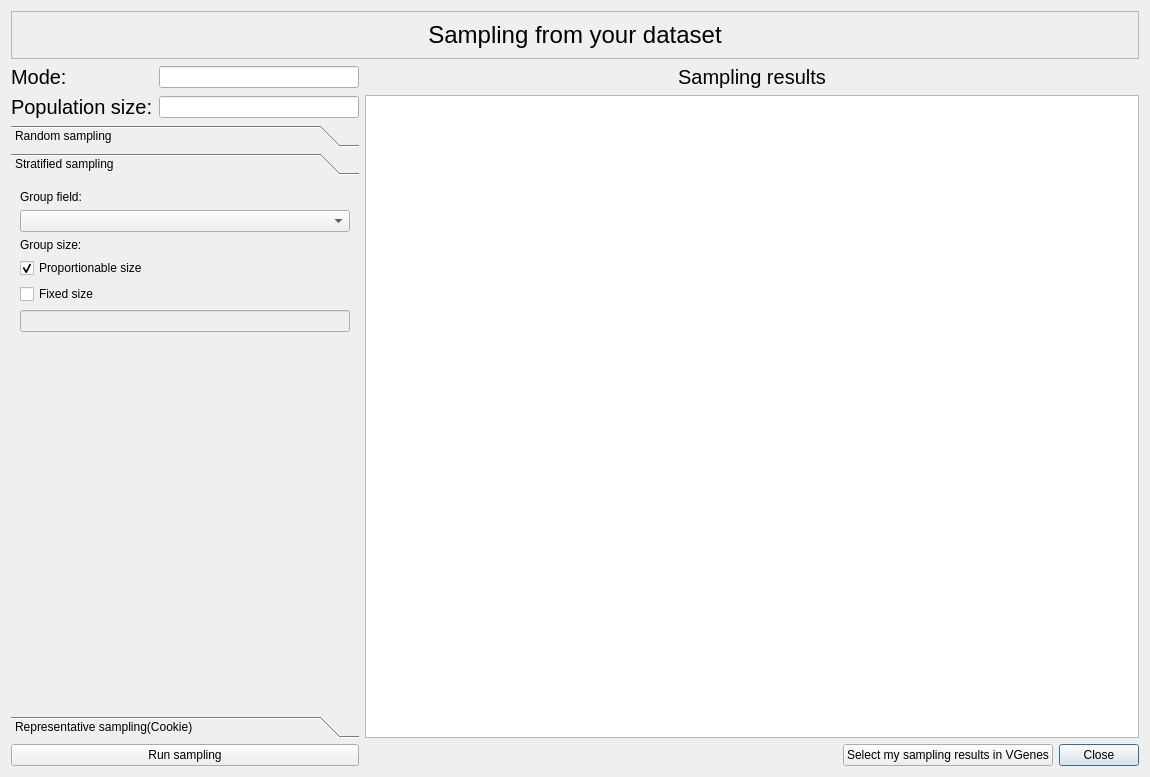
Old version of the form samplingdialog.ui in the repository WilsonImmunologyLab/VGenes.
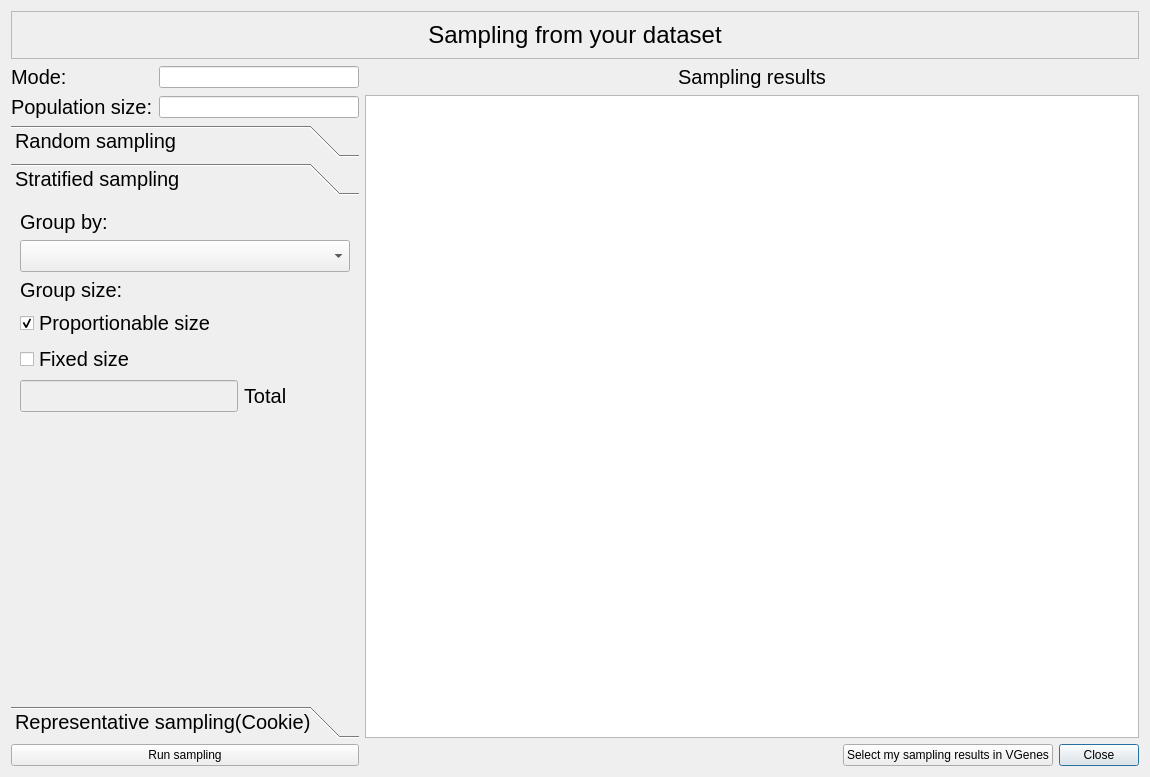
New version of the form. The open tabs and pages were chosen to show the change. Icons and pictures are not drawn.

Commit message: update UI for sampling dialog

The edit to the form file:
```diff
--- a/samplingdialog.ui
+++ b/samplingdialog.ui
@@ -98,6 +98,11 @@
        <height>16777215</height>
       </size>
      </property>
+     <property name="font">
+      <font>
+       <pointsize>15</pointsize>
+      </font>
+     </property>
      <property name="currentIndex">
       <number>0</number>
      </property>
@@ -152,16 +157,13 @@
        <string>Stratified sampling</string>
       </attribute>
       <layout class="QGridLayout" name="gridLayout_3">
-       <item row="0" column="0" colspan="2">
+       <item row="0" column="0">
         <widget class="QLabel" name="label_4">
          <property name="text">
-          <string>Group field:</string>
+          <string>Group by:</string>
          </property>
         </widget>
        </item>
-       <item row="1" column="0" colspan="2">
-        <widget class="QComboBox" name="comboBoxGroupField"/>
-       </item>
        <item row="2" column="0">
         <widget class="QLabel" name="label_5">
          <property name="text">
@@ -169,7 +171,7 @@
          </property>
         </widget>
        </item>
-       <item row="3" column="0" colspan="2">
+       <item row="3" column="0" colspan="3">
         <widget class="QCheckBox" name="checkBoxPro">
          <property name="text">
           <string>Proportionable size</string>
@@ -205,6 +207,13 @@
          </property>
         </widget>
        </item>
+       <item row="5" column="2">
+        <widget class="QLabel" name="label_Stratified">
+         <property name="text">
+          <string>Total</string>
+         </property>
+        </widget>
+       </item>
        <item row="6" column="1">
         <spacer name="verticalSpacer_2">
          <property name="orientation">
@@ -213,11 +222,14 @@
          <property name="sizeHint" stdset="0">
           <size>
            <width>20</width>
-           <height>300</height>
+           <height>296</height>
           </size>
          </property>
         </spacer>
        </item>
+       <item row="1" column="0" colspan="3">
+        <widget class="QComboBox" name="comboBoxGroupField"/>
+       </item>
       </layout>
      </widget>
      <widget class="QWidget" name="option3">
```
Left out of the diff: 6 changed lines with no effect on the pictures. The commit also changes 2 other files.
